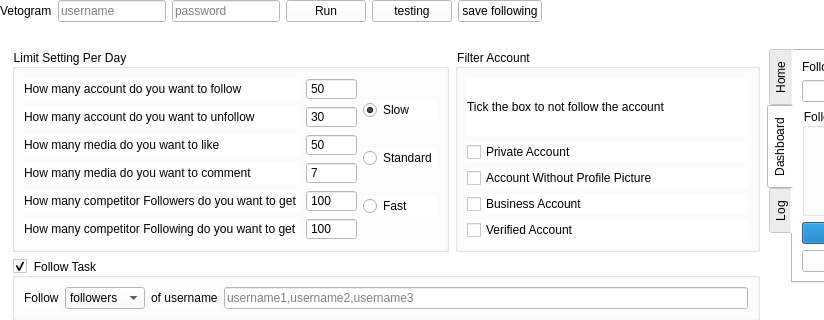
Old version of the form MyappV2/ui/MainWindow.ui in the repository ohld/igbot; both pictures show x 0 to 824 and y 0 to 320 of the 1206 by 842 pixel window.
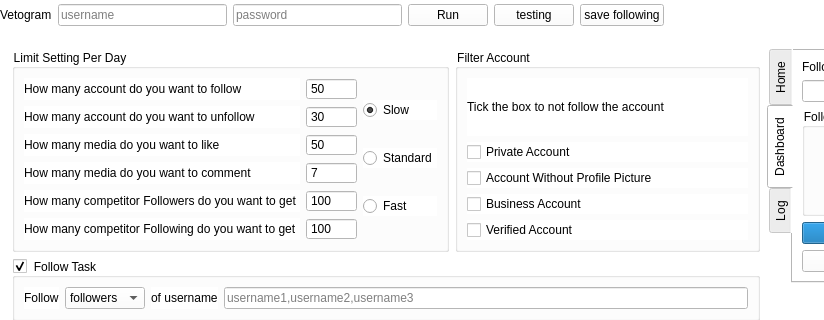
New version of the form.

What changed in the file:
```diff
--- a/MyappV2/ui/MainWindow.ui
+++ b/MyappV2/ui/MainWindow.ui
@@ -777,7 +777,15 @@
      </item>
     </layout>
    </widget>
-   <widget class="QWidget" name="">
+   <widget class="QWidget" name="layoutWidget">
+    <property name="geometry">
+     <rect>
+      <x>0</x>
+      <y>0</y>
+      <width>664</width>
+      <height>30</height>
+     </rect>
+    </property>
     <layout class="QHBoxLayout" name="horizontalLayout_17">
      <item>
       <widget class="QLabel" name="label">
```
Left out of the diff: 6 changed lines with no effect on the pictures.
